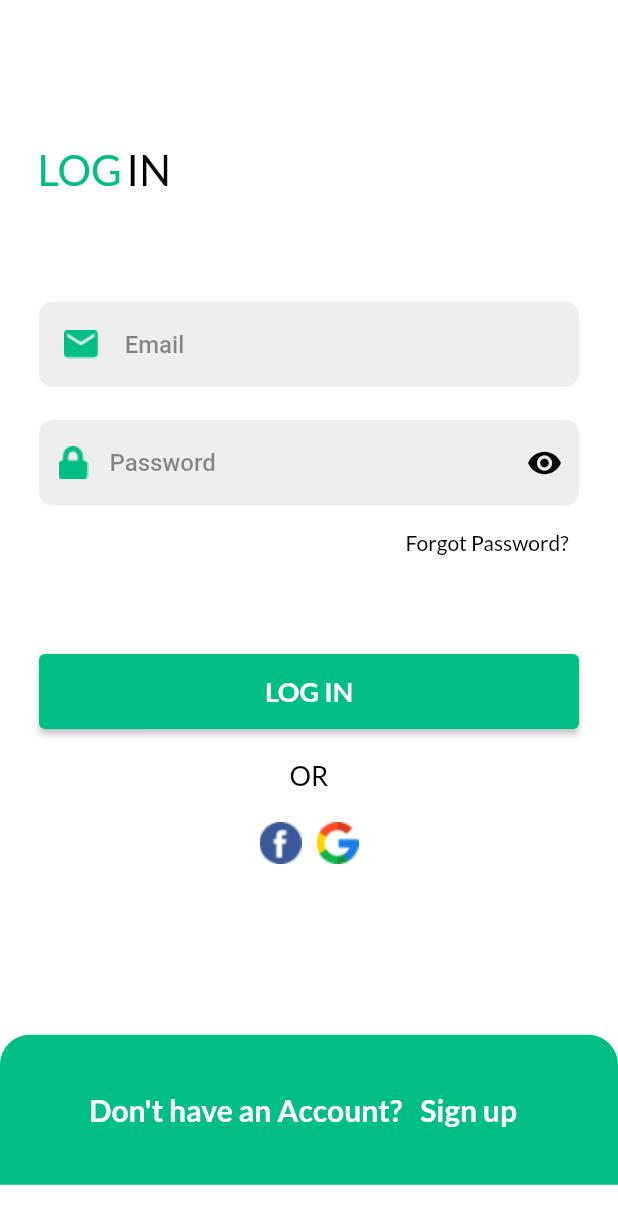
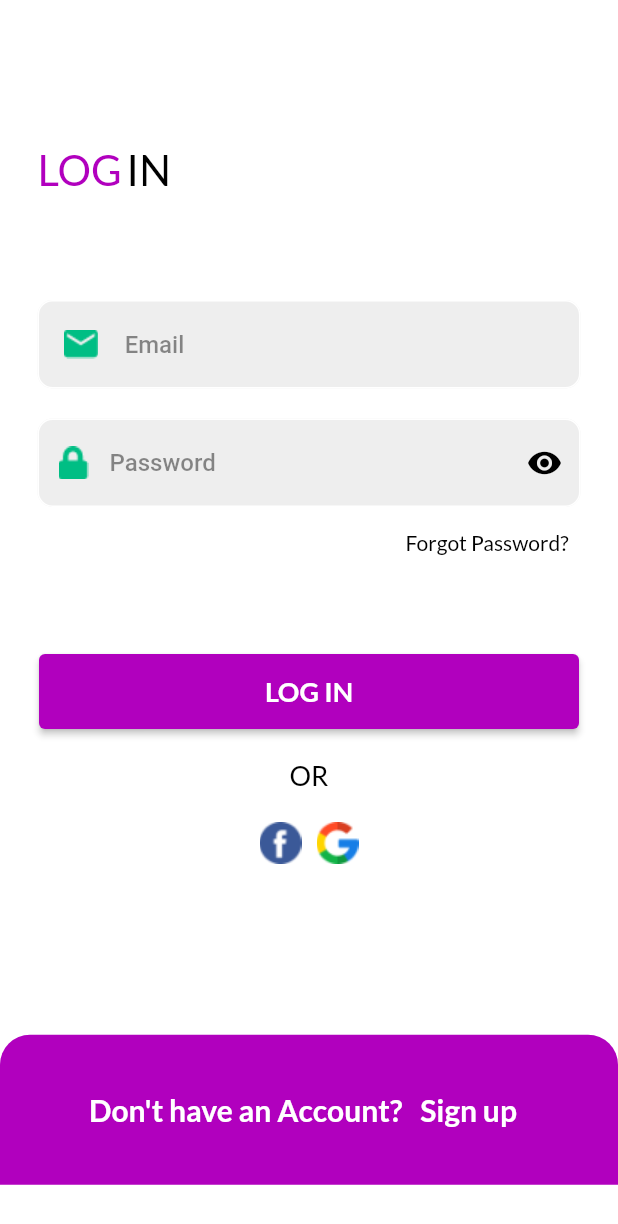
Before and after one commit to jawaher-alqotym/Ecommerce, a Flutter app: the screen it shows after launch, after a tap on "Get Start", on a phone screen of 412 x 824 dp. Shown: the top 1224 px of the screen. Run offline on Flutter 3.47's test engine with Material 2 defaults, Android fonts, the phone set to English and light mode, and no system bars; our stand-ins replace firebase_auth, firebase_core, get, get_storage, google_fonts, google_sign_in; accounts and stored records are empty.

Commit message:
new commit

```diff
--- a/lib/utils/theme.dart
+++ b/lib/utils/theme.dart
@@ -2,7 +2,7 @@
 
 import 'package:flutter/material.dart';
 
-const Color mainColor = Color(0xff00BE84);
+const Color mainColor = Color(0xffb100be);
 const Color darkGreyClr = Color(0xFF121212);
 const Color pinkClr = Color(0xFFff4667);
 const Color kCOlor1 = Color(0xff685959);
@@ -11,7 +11,7 @@ const Color kCOlor3 = Color(0xffA5947F);
 const Color kCOlor4 = Color(0xff738B71);
 const Color kCOlor5 = Color(0xff6D454D);
 const Color darkSettings = Color(0xff6132e4);
-const Color accountSettings = Color(0xff73bc65);
+const Color accountSettings = Color(0xffa665bc);
 const Color logOutSettings = Color(0xff5f95ef);
 const Color notiSettings = Color(0xffdf5862);
 const Color languageSettings = Color(0xffCB256C);
```
